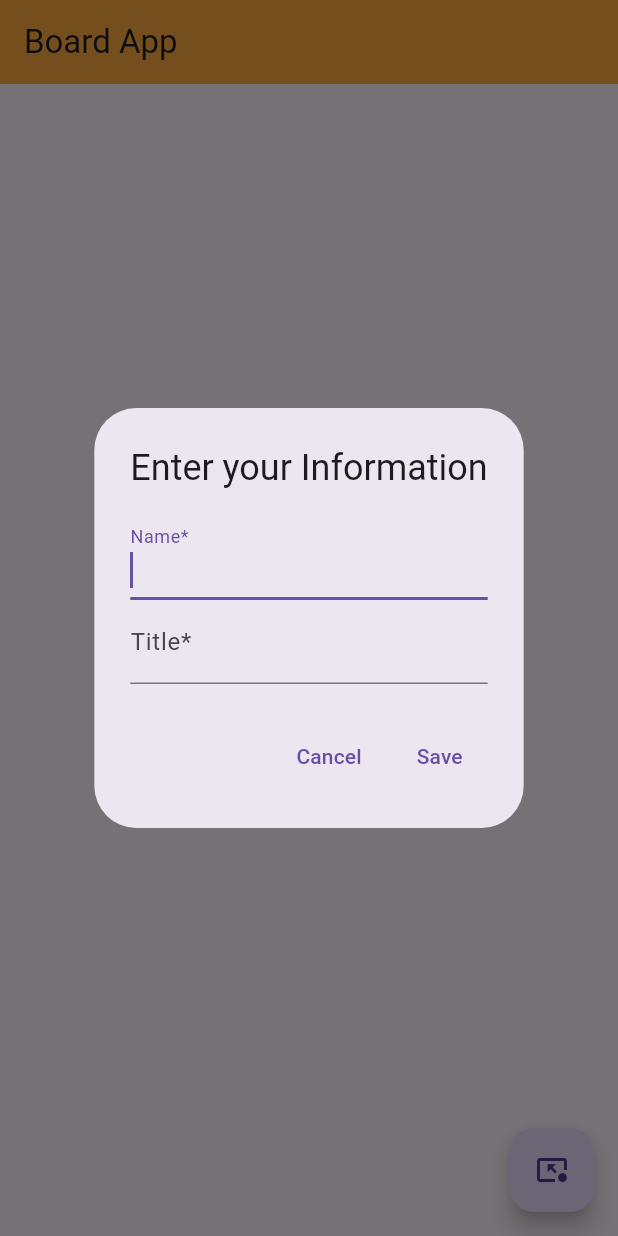
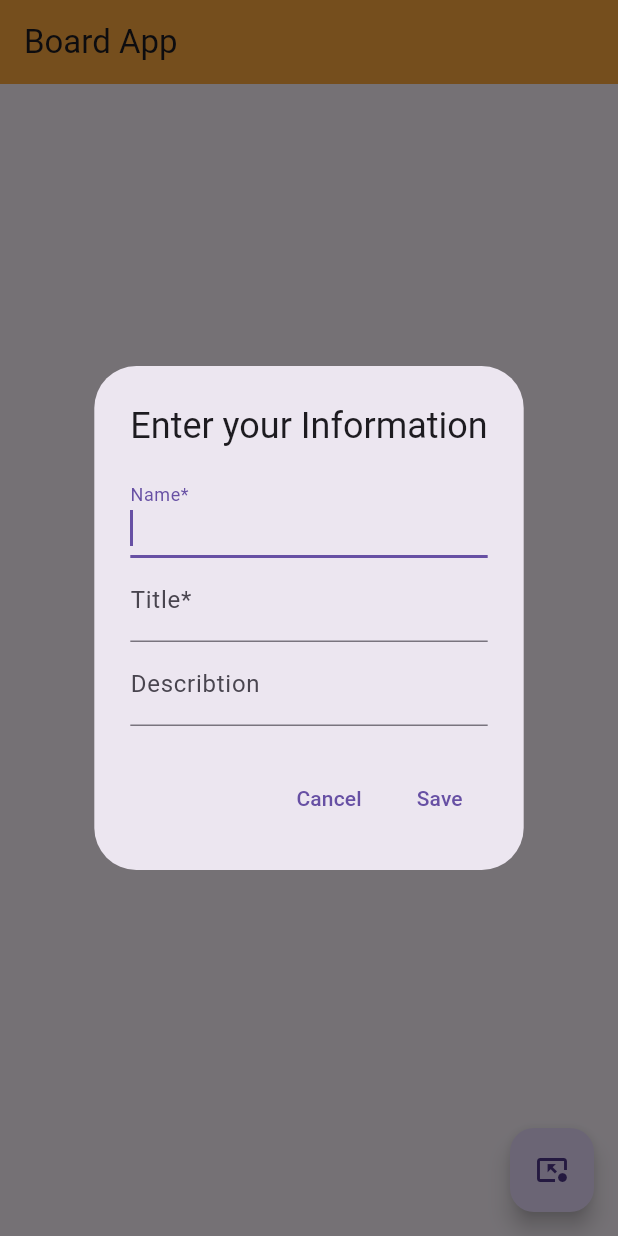
Before and after one commit to Foysalrabby/flutterboardapp, a Flutter app: the screen it shows after launch, after a tap on the "pin end" icon, on a phone screen of 412 x 824 dp. Run offline on Flutter 3.47's test engine with Material 3 defaults, Android fonts, the phone set to English and light mode, and no system bars; our stand-ins replace cloud_firestore, firebase_core; accounts and stored records are empty.

Commit message:
push data in firebase

```diff
--- a/lib/boardapp/boardUi/boardapp.dart
+++ b/lib/boardapp/boardUi/boardapp.dart
@@ -14,6 +14,7 @@ class Extendboardapp extends State<Boardapp> {
   // FirebaseFirestore.instance.collection("fboard");
   TextEditingController? nameInputcontroller;
   TextEditingController? tittleInputcontroller;
+  TextEditingController? decrInputcontroller;
   var Firebasedb=FirebaseFirestore.instance.collection('fboard').snapshots();
 
 
@@ -24,6 +25,7 @@ class Extendboardapp extends State<Boardapp> {
     super.initState();
     nameInputcontroller = TextEditingController();
     tittleInputcontroller=TextEditingController();
+    decrInputcontroller=TextEditingController();
   }
   @override
   void dispose() {
@@ -31,6 +33,7 @@ class Extendboardapp extends State<Boardapp> {
     super.dispose();
     nameInputcontroller?.dispose();
     tittleInputcontroller?.dispose();
+    decrInputcontroller?.dispose();
   }
 
   @override
@@ -83,6 +86,15 @@ class Extendboardapp extends State<Boardapp> {
                 decoration: InputDecoration(labelText: "Title*"),
                 controller: tittleInputcontroller,
               ),
+              TextField(
+                autofocus: true,
+                autocorrect: true,
+                decoration: InputDecoration(
+                  labelText:"Describtion"
+
+                ),
+                controller:decrInputcontroller ,
+              )
             ],
           ),
           actions: [
@@ -95,10 +107,11 @@ class Extendboardapp extends State<Boardapp> {
             TextButton(
               onPressed: () async {
                 if (nameInputcontroller!.text.isNotEmpty &&
-                    tittleInputcontroller!.text.isNotEmpty) {
+                    tittleInputcontroller!.text.isNotEmpty && decrInputcontroller!.text.isNotEmpty) {
                   await FirebaseFirestore.instance.collection('fboard').add({
                     'name': nameInputcontroller!.text,
                     'title': tittleInputcontroller!.text,
+                    'describtin':decrInputcontroller!.text,
                     'timestamp': Timestamp.now(),
                   });
                   nameInputcontroller!.clear();
```
